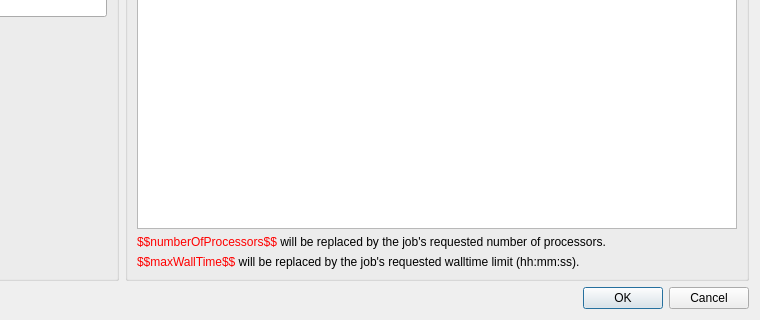
Before: the Qt Designer form molequeue/ui/programconfiguredialog.ui in OpenChemistry/molequeue, drawn with Qt 5; both pictures show x 226 to 986 and y 226 to 546 of the 986 by 546 pixel window.
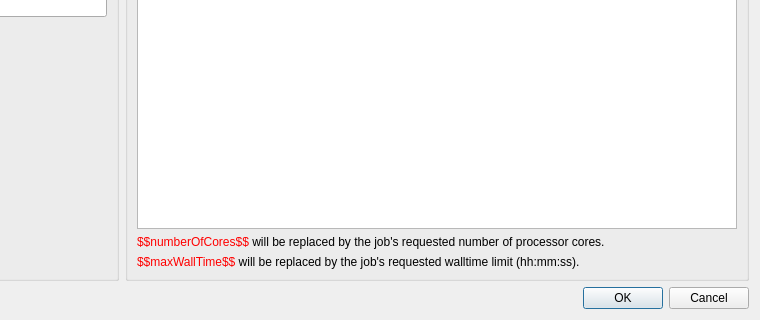
After: the same form once the commit is applied.

Commit message: Change "processor" to "core".

The edit to the form file:
```diff
--- a/molequeue/ui/programconfiguredialog.ui
+++ b/molequeue/ui/programconfiguredialog.ui
@@ -135,7 +135,7 @@
       <item row="2" column="0" colspan="3">
        <widget class="QLabel" name="label_8">
         <property name="text">
-         <string>&lt;html&gt;&lt;head/&gt;&lt;body&gt;&lt;p&gt;&lt;span style=&quot; color:#ff0000;&quot;&gt;$$numberOfProcessors$$&lt;/span&gt;&lt;span style=&quot; color:#000000;&quot;&gt; will be replaced by the job's requested number of processors.&lt;/span&gt;&lt;/p&gt;&lt;/body&gt;&lt;/html&gt;</string>
+         <string>&lt;html&gt;&lt;head/&gt;&lt;body&gt;&lt;p&gt;&lt;span style=&quot; color:#ff0000;&quot;&gt;$$numberOfCores$$&lt;/span&gt;&lt;span style=&quot; color:#000000;&quot;&gt; will be replaced by the job's requested number of processor cores.&lt;/span&gt;&lt;/p&gt;&lt;/body&gt;&lt;/html&gt;</string>
         </property>
        </widget>
       </item>
```
The commit also changes 15 other files.
